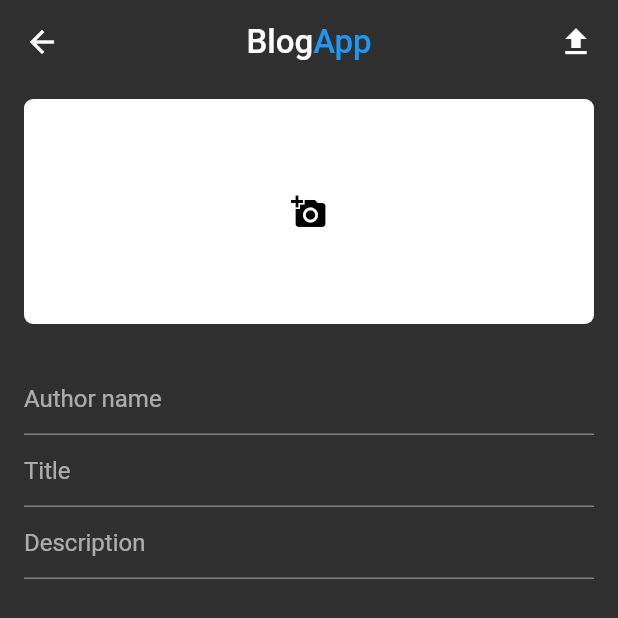
After one commit to MHuzaifaKhan97/Flutter-with-Firebase, a Flutter app: the CreateBlog screen opened directly, on a phone screen of 412 x 824 dp. The commit adds this screen. Shown: the top 618 px of the screen. Run offline on Flutter 3.47's test engine with Material 2 defaults, Android fonts, the phone set to English and light mode, and no system bars; our stand-ins replace firebase_auth, firebase_core, flutter_secure_storage, flutter_svg, google_sign_in, otp_text_field; missing offline and left inert: cloud_firestore_web, firebase_auth_web, firebase_core_web, google_sign_in_web; accounts and stored records are empty.

Commit message:
Home & Create Blog UI

```diff
--- /dev/null
+++ b/blog_app/lib/screens/create_blog.dart
@@ -0,0 +1,96 @@
+import 'package:flutter/material.dart';
+
+class CreateBlog extends StatefulWidget {
+  @override
+  _CreateBlogState createState() => _CreateBlogState();
+}
+
+class _CreateBlogState extends State<CreateBlog> {
+  String authorName, title, description;
+
+  @override
+  Widget build(BuildContext context) {
+    return Scaffold(
+      appBar: AppBar(
+        title: Row(
+          mainAxisAlignment: MainAxisAlignment.center,
+          children: [
+            Text(
+              'Blog',
+              style: TextStyle(
+                fontSize: 22,
+              ),
+            ),
+            Text(
+              'App',
+              style: TextStyle(
+                fontSize: 22,
+                color: Colors.blue,
+              ),
+            )
+          ],
+        ),
+        backgroundColor: Colors.transparent,
+        elevation: 0.0,
+        actions: [
+          Padding(
+            padding: const EdgeInsets.all(16.0),
+            child: Icon(Icons.file_upload),
+          )
+        ],
+      ),
+      body: Container(
+        child: Column(
+          children: [
+            SizedBox(height: 10),
+            Container(
+              margin: EdgeInsets.symmetric(horizontal: 16),
+              height: 150,
+              decoration: BoxDecoration(
+                color: Colors.white,
+                borderRadius: BorderRadius.circular(6),
+              ),
+              width: MediaQuery.of(context).size.width,
+              child: Icon(
+                Icons.add_a_photo,
+                color: Colors.black,
+              ),
+            ),
+            SizedBox(height: 10),
+            Container(
+              margin: EdgeInsets.all(16),
+              child: Column(
+                children: [
+                  TextField(
+                    decoration: InputDecoration(
+                      hintText: 'Author name',
+                    ),
+                    onChanged: (val) {
+                      authorName = val;
+                    },
+                  ),
+                  TextField(
+                    decoration: InputDecoration(
+                      hintText: 'Title',
+                    ),
+                    onChanged: (val) {
+                      title = val;
+                    },
+                  ),
+                  TextField(
+                    decoration: InputDecoration(
+                      hintText: 'Description',
+                    ),
+                    onChanged: (val) {
+                      description = val;
+                    },
+                  ),
+                ],
+              ),
+            )
+          ],
+        ),
+      ),
+    );
+  }
+}
```
Also changed, not shown: blog_app/lib/generated_plugin_registrant.dart (added, +17 -0 lines), blog_app/lib/main.dart (+3 -99 lines), blog_app/lib/screens/home_screen.dart (added, +53 -0 lines).
